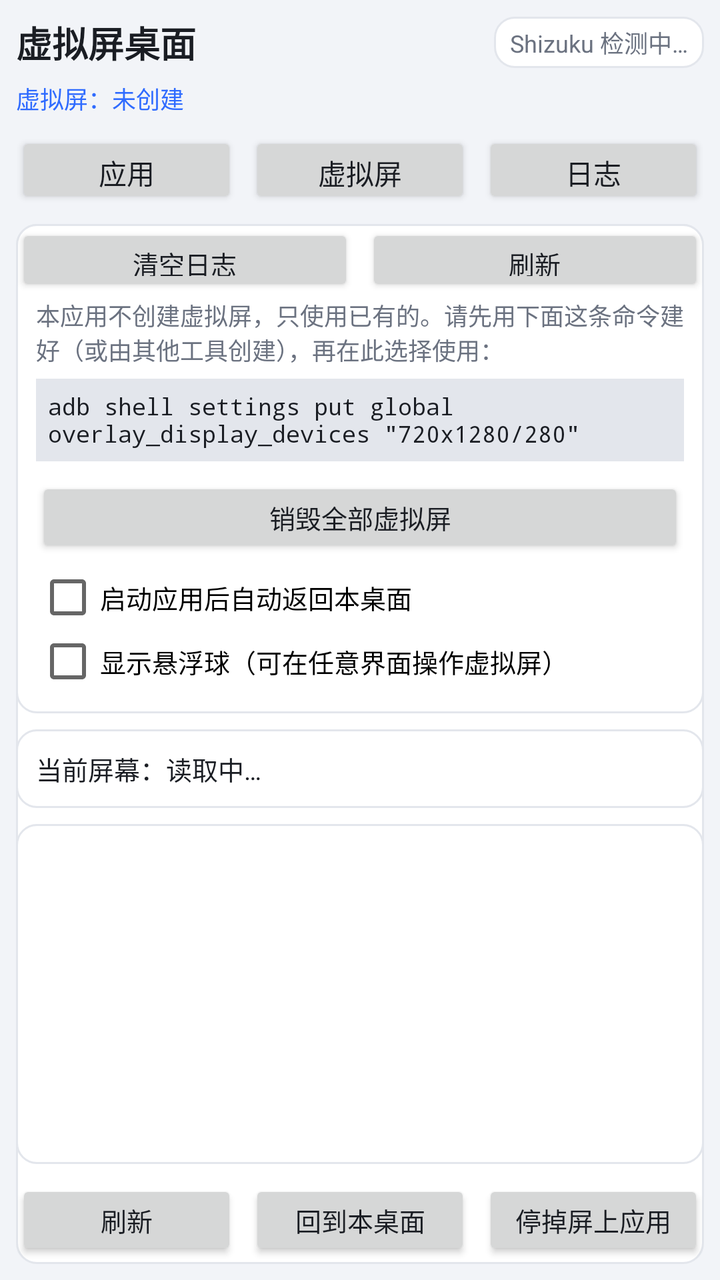
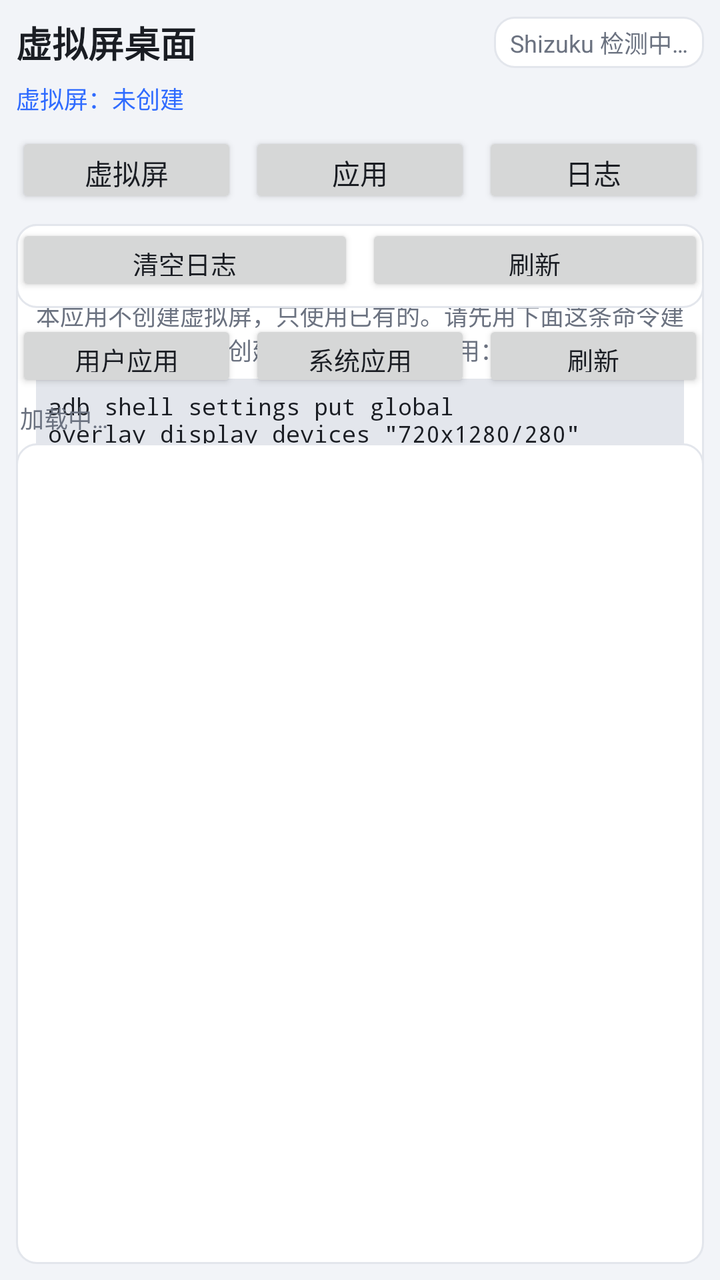

The first picture is an Android layout as it rendered before a commit; the second is the same layout after the commit. The layout source and the unified diff follow.
<!-- AndroidManifest.xml: application theme Theme.VSLauncher -->
<!-- res/layout/activity_main.xml -->
<?xml version="1.0" encoding="utf-8"?>
<LinearLayout xmlns:android="http://schemas.android.com/apk/res/android"
    android:layout_width="match_parent"
    android:layout_height="match_parent"
    android:background="@color/bg"
    android:orientation="vertical"
    android:padding="8dp">

    <LinearLayout
        android:layout_width="match_parent"
        android:layout_height="wrap_content"
        android:gravity="center_vertical"
        android:orientation="horizontal">

        <TextView
            android:layout_width="wrap_content"
            android:layout_height="wrap_content"
            android:text="虚拟屏桌面"
            android:textColor="@color/text"
            android:textSize="18sp"
            android:textStyle="bold" />

        <View
            android:layout_width="0dp"
            android:layout_height="1dp"
            android:layout_weight="1" />

        <TextView
            android:id="@+id/tvShizuku"
            android:layout_width="wrap_content"
            android:layout_height="wrap_content"
            android:background="@drawable/bg_card"
            android:paddingLeft="8dp"
            android:paddingTop="4dp"
            android:paddingRight="8dp"
            android:paddingBottom="4dp"
            android:text="Shizuku 检测中…"
            android:textColor="@color/text_sub"
            android:textSize="12sp" />
    </LinearLayout>

    <TextView
        android:id="@+id/tvVScreen"
        android:layout_width="match_parent"
        android:layout_height="wrap_content"
        android:layout_marginTop="6dp"
        android:text="虚拟屏：未创建"
        android:textColor="@color/primary"
        android:textSize="12sp" />

    <LinearLayout
        android:layout_width="match_parent"
        android:layout_height="wrap_content"
        android:layout_marginTop="8dp"
        android:orientation="horizontal">

        <Button
            android:id="@+id/tabApps"
            android:layout_width="0dp"
            android:layout_height="38dp"
            android:layout_weight="1"
            android:text="应用"
            android:textSize="14sp" />

        <Button
            android:id="@+id/tabScreen"
            android:layout_width="0dp"
            android:layout_height="38dp"
            android:layout_marginLeft="6dp"
            android:layout_weight="1"
            android:text="虚拟屏"
            android:textSize="14sp" />

        <Button
            android:id="@+id/tabLog"
            android:layout_width="0dp"
            android:layout_height="38dp"
            android:layout_marginLeft="6dp"
            android:layout_weight="1"
            android:text="日志"
            android:textSize="14sp" />
    </LinearLayout>

    <FrameLayout
        android:layout_width="match_parent"
        android:layout_height="0dp"
        android:layout_marginTop="8dp"
        android:layout_weight="1">

        <include
            android:id="@+id/pageApps"
            layout="@layout/page_apps" />

        <include
            android:id="@+id/pageScreen"
            layout="@layout/page_screen" />

        <include
            android:id="@+id/pageLog"
            layout="@layout/page_log" />
    </FrameLayout>

</LinearLayout>
<!-- res/layout/page_apps.xml (included above) -->
<?xml version="1.0" encoding="utf-8"?>
<LinearLayout xmlns:android="http://schemas.android.com/apk/res/android"
    android:layout_width="match_parent"
    android:layout_height="match_parent"
    android:orientation="vertical">

    <EditText
        android:id="@+id/etSearch"
        android:layout_width="match_parent"
        android:layout_height="42dp"
        android:background="@drawable/bg_card"
        android:hint="搜索应用名或包名"
        android:paddingLeft="10dp"
        android:paddingRight="10dp"
        android:singleLine="true"
        android:textSize="14sp" />

    <LinearLayout
        android:layout_width="match_parent"
        android:layout_height="wrap_content"
        android:layout_marginTop="6dp"
        android:orientation="horizontal">

        <Button
            android:id="@+id/btnUser"
            android:layout_width="0dp"
            android:layout_height="36dp"
            android:layout_weight="1"
            android:text="用户应用"
            android:textSize="13sp" />

        <Button
            android:id="@+id/btnSys"
            android:layout_width="0dp"
            android:layout_height="36dp"
            android:layout_marginLeft="6dp"
            android:layout_weight="1"
            android:text="系统应用"
            android:textSize="13sp" />
    </LinearLayout>

    <TextView
        android:id="@+id/tvCount"
        android:layout_width="match_parent"
        android:layout_height="wrap_content"
        android:layout_marginTop="4dp"
        android:paddingLeft="2dp"
        android:text="加载中…"
        android:textColor="@color/text_sub"
        android:textSize="12sp" />

    <ListView
        android:id="@+id/lvApps"
        android:layout_width="match_parent"
        android:layout_height="0dp"
        android:layout_marginTop="4dp"
        android:layout_weight="1"
        android:background="@drawable/bg_card"
        android:divider="@color/line"
        android:dividerHeight="1dp" />

</LinearLayout>
<!-- res/layout/page_screen.xml (included above) -->
<?xml version="1.0" encoding="utf-8"?>
<LinearLayout xmlns:android="http://schemas.android.com/apk/res/android"
    android:layout_width="match_parent"
    android:layout_height="match_parent"
    android:orientation="vertical">

    <LinearLayout
        android:layout_width="match_parent"
        android:layout_height="wrap_content"
        android:background="@drawable/bg_card"
        android:orientation="vertical"
        android:padding="10dp">

        <TextView
            android:layout_width="wrap_content"
            android:layout_height="wrap_content"
            android:text="虚拟屏"
            android:textColor="@color/text"
            android:textSize="14sp"
            android:textStyle="bold" />

        <TextView
            android:layout_width="match_parent"
            android:layout_height="wrap_content"
            android:layout_marginTop="6dp"
            android:text="本应用不创建虚拟屏，只使用已有的。请先用下面这条命令建好（或由其他工具创建），再在此选择使用："
            android:textColor="@color/text_sub"
            android:textSize="12sp" />

        <TextView
            android:layout_width="match_parent"
            android:layout_height="wrap_content"
            android:layout_marginTop="6dp"
            android:background="@color/line"
            android:padding="6dp"
            android:text="adb shell settings put global overlay_display_devices &quot;720x1280/280&quot;"
            android:textColor="@color/text"
            android:textIsSelectable="true"
            android:textSize="11.5sp"
            android:typeface="monospace" />

        <Button
            android:id="@+id/btnDestroy"
            android:layout_width="match_parent"
            android:layout_height="40dp"
            android:layout_marginTop="8dp"
            android:text="销毁全部虚拟屏"
            android:textSize="13sp" />

        <CheckBox
            android:id="@+id/cbAutoReturn"
            android:layout_width="match_parent"
            android:layout_height="wrap_content"
            android:layout_marginTop="4dp"
            android:text="启动应用后自动返回本桌面"
            android:textSize="13sp" />

        <CheckBox
            android:id="@+id/cbBall"
            android:layout_width="match_parent"
            android:layout_height="wrap_content"
            android:text="显示悬浮球（可在任意界面操作虚拟屏）"
            android:textSize="13sp" />
    </LinearLayout>

    <TextView
        android:id="@+id/tvScreenInfo"
        android:layout_width="match_parent"
        android:layout_height="wrap_content"
        android:layout_marginTop="8dp"
        android:background="@drawable/bg_card"
        android:padding="10dp"
        android:text="当前屏幕：读取中…"
        android:textColor="@color/text"
        android:textSize="13sp" />

    <ListView
        android:id="@+id/lvDisplays"
        android:layout_width="match_parent"
        android:layout_height="170dp"
        android:layout_marginTop="8dp"
        android:background="@drawable/bg_card"
        android:divider="@color/line"
        android:dividerHeight="1dp" />

    <LinearLayout
        android:layout_width="match_parent"
        android:layout_height="wrap_content"
        android:layout_marginTop="8dp"
        android:orientation="horizontal">

        <Button
            android:id="@+id/btnRefresh"
            android:layout_width="0dp"
            android:layout_height="40dp"
            android:layout_weight="1"
            android:text="刷新"
            android:textSize="13sp" />

        <Button
            android:id="@+id/btnHome"
            android:layout_width="0dp"
            android:layout_height="40dp"
            android:layout_marginLeft="6dp"
            android:layout_weight="1"
            android:text="回到本桌面"
            android:textSize="13sp" />

        <Button
            android:id="@+id/btnStopTop"
            android:layout_width="0dp"
            android:layout_height="40dp"
            android:layout_marginLeft="6dp"
            android:layout_weight="1"
            android:text="停掉屏上应用"
            android:textSize="13sp" />
    </LinearLayout>

    <LinearLayout
        android:layout_width="match_parent"
        android:layout_height="wrap_content"
        android:layout_marginTop="6dp"
        android:orientation="horizontal">

        <Button
            android:id="@+id/btnBattery"
            android:layout_width="0dp"
            android:layout_height="40dp"
            android:layout_weight="1"
            android:text="加入电池优化白名单（保活）"
            android:textSize="13sp" />

        <Button
            android:id="@+id/btnScreenOff"
            android:layout_width="0dp"
            android:layout_height="40dp"
            android:layout_marginLeft="6dp"
            android:layout_weight="1"
            android:text="关闭屏上应用"
            android:textSize="13sp" />
    </LinearLayout>

</LinearLayout>
<!-- res/layout/page_log.xml (included above) -->
<?xml version="1.0" encoding="utf-8"?>
<LinearLayout xmlns:android="http://schemas.android.com/apk/res/android"
    android:layout_width="match_parent"
    android:layout_height="match_parent"
    android:orientation="vertical">

    <LinearLayout
        android:layout_width="match_parent"
        android:layout_height="wrap_content"
        android:orientation="horizontal">

        <Button
            android:id="@+id/btnClearLog"
            android:layout_width="0dp"
            android:layout_height="36dp"
            android:layout_weight="1"
            android:text="清空日志"
            android:textSize="13sp" />

        <Button
            android:id="@+id/btnRefreshLog"
            android:layout_width="0dp"
            android:layout_height="36dp"
            android:layout_marginLeft="6dp"
            android:layout_weight="1"
            android:text="刷新"
            android:textSize="13sp" />
    </LinearLayout>

    <ListView
        android:id="@+id/lvLog"
        android:layout_width="match_parent"
        android:layout_height="0dp"
        android:layout_marginTop="6dp"
        android:layout_weight="1"
        android:divider="@color/line"
        android:dividerHeight="1dp"
        android:stackFromBottom="true"
        android:transcriptMode="alwaysScroll" />

</LinearLayout>
<!-- resources referenced by this layout -->
<resources>
  <color name="bg">#F2F4F8</color>
  <color name="line">#E3E6EC</color>
  <color name="primary">#2F6BFF</color>
  <color name="text">#1A1D23</color>
  <color name="text_sub">#6B7280</color>
  <!-- drawable bg_card (drawable) -->
  <?xml version="1.0" encoding="utf-8"?>
  <shape xmlns:android="http://schemas.android.com/apk/res/android"
      android:shape="rectangle">
      <solid android:color="@color/card" />
      <corners android:radius="10dp" />
      <stroke
          android:width="1dp"
          android:color="@color/line" />
  </shape>
  <style name="Theme.VSLauncher" parent="Theme.AppCompat.DayNight.NoActionBar">
          <item name="colorPrimary">@color/primary</item>
          <item name="colorAccent">@color/primary</item>
          <item name="android:windowBackground">@color/bg</item>
          <item name="android:textColorPrimary">@color/text</item>
          <item name="android:windowLightStatusBar" tools:targetApi="23">true</item>
      </style>
  <color name="card">#FFFFFF</color>
</resources>

<!-- the commit's change to res/layout/activity_main.xml (unified diff, before → after) -->
@@ -55,23 +55,23 @@
         android:orientation="horizontal">
 
         <Button
+            android:id="@+id/tabScreen"
+            android:layout_width="0dp"
+            android:layout_height="38dp"
+            android:layout_weight="1"
+            android:text="虚拟屏"
+            android:textSize="14sp" />
+
+        <Button
             android:id="@+id/tabApps"
             android:layout_width="0dp"
             android:layout_height="38dp"
+            android:layout_marginLeft="6dp"
             android:layout_weight="1"
             android:text="应用"
             android:textSize="14sp" />
 
         <Button
-            android:id="@+id/tabScreen"
-            android:layout_width="0dp"
-            android:layout_height="38dp"
-            android:layout_marginLeft="6dp"
-            android:layout_weight="1"
-            android:text="虚拟屏"
-            android:textSize="14sp" />
-
-        <Button
             android:id="@+id/tabLog"
             android:layout_width="0dp"
             android:layout_height="38dp"
@@ -86,82 +86,19 @@
         android:layout_height="0dp"
         android:layout_marginTop="8dp"
         android:layout_weight="1">
+
+        <include
+            android:id="@+id/pageScreen"
+            layout="@layout/page_screen" />
 
         <include
             android:id="@+id/pageApps"
             layout="@layout/page_apps" />
-
-        <include
-            android:id="@+id/pageScreen"
-            layout="@layout/page_screen" />
 
         <include
             android:id="@+id/pageLog"
             layout="@layout/page_log" />
     </FrameLayout>
-
-</LinearLayout>
-<!-- res/layout/page_apps.xml (included above) -->
-<?xml version="1.0" encoding="utf-8"?>
-<LinearLayout xmlns:android="http://schemas.android.com/apk/res/android"
-    android:layout_width="match_parent"
-    android:layout_height="match_parent"
-    android:orientation="vertical">
-
-    <EditText
-        android:id="@+id/etSearch"
-        android:layout_width="match_parent"
-        android:layout_height="42dp"
-        android:background="@drawable/bg_card"
-        android:hint="搜索应用名或包名"
-        android:paddingLeft="10dp"
-        android:paddingRight="10dp"
-        android:singleLine="true"
-        android:textSize="14sp" />
-
-    <LinearLayout
-        android:layout_width="match_parent"
-        android:layout_height="wrap_content"
-        android:layout_marginTop="6dp"
-        android:orientation="horizontal">
-
-        <Button
-            android:id="@+id/btnUser"
-            android:layout_width="0dp"
-            android:layout_height="36dp"
-            android:layout_weight="1"
-            android:text="用户应用"
-            android:textSize="13sp" />
-
-        <Button
-            android:id="@+id/btnSys"
-            android:layout_width="0dp"
-            android:layout_height="36dp"
-            android:layout_marginLeft="6dp"
-            android:layout_weight="1"
-            android:text="系统应用"
-            android:textSize="13sp" />
-    </LinearLayout>
-
-    <TextView
-        android:id="@+id/tvCount"
-        android:layout_width="match_parent"
-        android:layout_height="wrap_content"
-        android:layout_marginTop="4dp"
-        android:paddingLeft="2dp"
-        android:text="加载中…"
-        android:textColor="@color/text_sub"
-        android:textSize="12sp" />
-
-    <ListView
-        android:id="@+id/lvApps"
-        android:layout_width="match_parent"
-        android:layout_height="0dp"
-        android:layout_marginTop="4dp"
-        android:layout_weight="1"
-        android:background="@drawable/bg_card"
-        android:divider="@color/line"
-        android:dividerHeight="1dp" />
 
 </LinearLayout>
 <!-- res/layout/page_screen.xml (included above) -->
@@ -308,6 +245,78 @@
     </LinearLayout>
 
 </LinearLayout>
+<!-- res/layout/page_apps.xml (included above) -->
+<?xml version="1.0" encoding="utf-8"?>
+<LinearLayout xmlns:android="http://schemas.android.com/apk/res/android"
+    android:layout_width="match_parent"
+    android:layout_height="match_parent"
+    android:orientation="vertical">
+
+    <EditText
+        android:id="@+id/etSearch"
+        android:layout_width="match_parent"
+        android:layout_height="42dp"
+        android:background="@drawable/bg_card"
+        android:hint="搜索应用名或包名"
+        android:paddingLeft="10dp"
+        android:paddingRight="10dp"
+        android:singleLine="true"
+        android:textSize="14sp" />
+
+    <LinearLayout
+        android:layout_width="match_parent"
+        android:layout_height="wrap_content"
+        android:layout_marginTop="6dp"
+        android:orientation="horizontal">
+
+        <Button
+            android:id="@+id/btnUser"
+            android:layout_width="0dp"
+            android:layout_height="36dp"
+            android:layout_weight="1"
+            android:text="用户应用"
+            android:textSize="13sp" />
+
+        <Button
+            android:id="@+id/btnSys"
+            android:layout_width="0dp"
+            android:layout_height="36dp"
+            android:layout_marginLeft="6dp"
+            android:layout_weight="1"
+            android:text="系统应用"
+            android:textSize="13sp" />
+
+        <Button
+            android:id="@+id/btnRefreshApps"
+            android:layout_width="0dp"
+            android:layout_height="36dp"
+            android:layout_marginLeft="6dp"
+            android:layout_weight="1"
+            android:text="刷新"
+            android:textSize="13sp" />
+    </LinearLayout>
+
+    <TextView
+        android:id="@+id/tvCount"
+        android:layout_width="match_parent"
+        android:layout_height="wrap_content"
+        android:layout_marginTop="4dp"
+        android:paddingLeft="2dp"
+        android:text="加载中…"
+        android:textColor="@color/text_sub"
+        android:textSize="12sp" />
+
+    <ListView
+        android:id="@+id/lvApps"
+        android:layout_width="match_parent"
+        android:layout_height="0dp"
+        android:layout_marginTop="4dp"
+        android:layout_weight="1"
+        android:background="@drawable/bg_card"
+        android:divider="@color/line"
+        android:dividerHeight="1dp" />
+
+</LinearLayout>
 <!-- res/layout/page_log.xml (included above) -->
 <?xml version="1.0" encoding="utf-8"?>
 <LinearLayout xmlns:android="http://schemas.android.com/apk/res/android"
